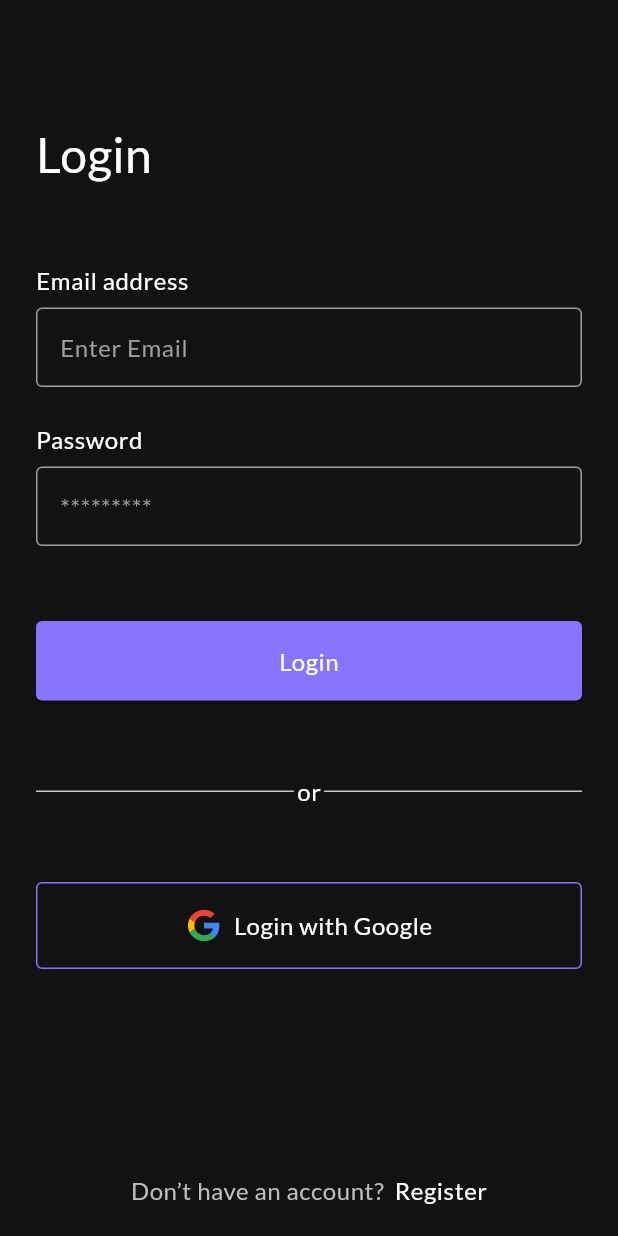
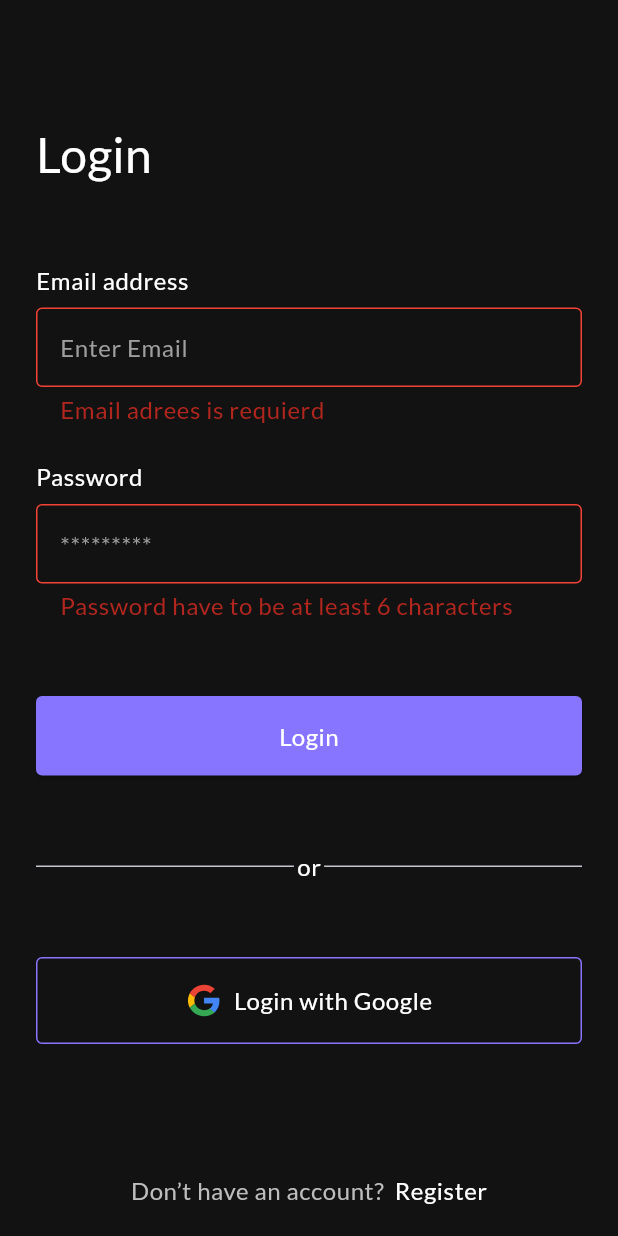
Before and after one commit to MansurSarkhanov/Up_Todo, a Flutter app: the LoginPage screen opened by its route, after a tap on "Login", on a phone screen of 412 x 824 dp. Run offline on Flutter 3.47's test engine with Material 3 defaults, Android fonts, the phone set to English and light mode, and no system bars; our stand-ins replace cloud_firestore, equatable, firebase_auth, firebase_core, flutter_secure_storage, flutter_svg and 5 more; accounts and stored records are empty.

```diff
--- /dev/null
+++ b/up_todo/lib/bloc/profile/profile_notifier.dart
@@ -0,0 +1,10 @@
+import 'package:flutter/material.dart';
+
+class ProfileNotifier extends ChangeNotifier {
+  bool _isDarkMode = true;
+  bool get isDarkMode => _isDarkMode;
+  void toggleDarkMode() {
+    _isDarkMode = !_isDarkMode;
+    notifyListeners();
+  }
+}
--- a/up_todo/lib/core/config/app_config.dart
+++ b/up_todo/lib/core/config/app_config.dart
@@ -1,5 +1,6 @@
 import 'package:firebase_core/firebase_core.dart';
 import 'package:flutter/material.dart';
+import 'package:flutter/services.dart';
 import 'package:up_todo/injection.dart';
 
 import '../../firebase_options.dart';
@@ -14,5 +15,9 @@ final class AppConfig {
     await Firebase.initializeApp(
       options: DefaultFirebaseOptions.currentPlatform,
     );
+    SystemChrome.setSystemUIOverlayStyle(const SystemUiOverlayStyle(
+      systemNavigationBarColor: Colors.transparent, // navigation bar color
+      statusBarColor: Colors.transparent, // status bar color
+    ));
   }
 }
--- a/up_todo/lib/core/constants/theme/app_theme.dart
+++ b/up_todo/lib/core/constants/theme/app_theme.dart
@@ -1,23 +1,24 @@
+import 'package:equatable/equatable.dart';
 import 'package:flutter/material.dart';
 import 'package:google_fonts/google_fonts.dart';
-import 'package:up_todo/core/constants/colors.dart';
 
-abstract class AppMode {
-  ThemeData darkTheme();
-  ThemeData lightTheme();
+import '../colors.dart';
+
+abstract class AppMode extends Equatable {
+  ThemeData get darkTheme;
+  ThemeData get lightTheme;
+
+  @override
+  List<Object?> get props => [];
 }
 
-class AppTheme implements AppMode {
+class AppTheme extends AppMode {
   @override
-  ThemeData darkTheme() {
-    return ThemeData(
-      elevatedButtonTheme: ElevatedButtonThemeData(
-
-        style: ButtonStyle(
-
+  ThemeData get darkTheme => ThemeData(
+        elevatedButtonTheme: ElevatedButtonThemeData(
+          style: ButtonStyle(
           padding: MaterialStateProperty.all(EdgeInsets.zero),
-          shape: MaterialStateProperty.all(RoundedRectangleBorder(borderRadius: BorderRadius.circular(4))),
-
+            shape: MaterialStateProperty.all(RoundedRectangleBorder(borderRadius: BorderRadius.circular(4))),
           backgroundColor: MaterialStateProperty.resolveWith(
             (states) {
               if (states.contains(MaterialState.pressed)) {
@@ -52,11 +53,46 @@ class AppTheme implements AppMode {
           fontSize: 16,
         )),
       ),
-    );
-  }
+      );
 
   @override
-  ThemeData lightTheme() {
-    throw UnimplementedError();
-  }
+  ThemeData get lightTheme => ThemeData(
+        elevatedButtonTheme: ElevatedButtonThemeData(
+          style: ButtonStyle(
+            padding: MaterialStateProperty.all(EdgeInsets.zero),
+            shape: MaterialStateProperty.all(RoundedRectangleBorder(borderRadius: BorderRadius.circular(4))),
+            backgroundColor: MaterialStateProperty.resolveWith(
+              (states) {
+                if (states.contains(MaterialState.pressed)) {
+                  return AppColors.primaryColor50;
+                } else {
+                  return AppColors.primaryColor;
+                }
+              },
+            ),
+          ),
+        ),
+        scaffoldBackgroundColor: Colors.white,
+        textTheme: TextTheme(
+          bodyLarge: GoogleFonts.lato(
+              textStyle: const TextStyle(
+            color: Colors.black,
+            fontWeight: FontWeight.w700,
+            fontSize: 40,
+          )),
+          bodyMedium: GoogleFonts.lato(
+              textStyle: const TextStyle(
+            color: Colors.black,
+            fontWeight: FontWeight.w500,
+            fontSize: 32,
+          )),
+          bodySmall: GoogleFonts.lato(
+              textStyle: const TextStyle(
+            color: Colors.black,
+            fontWeight: FontWeight.w400,
+            fontSize: 16,
+          )),
+        ),
+      );
+
 }
--- a/up_todo/lib/presentation/components/button/auth_button.dart
+++ b/up_todo/lib/presentation/components/button/auth_button.dart
@@ -5,10 +5,11 @@ import 'package:up_todo/core/constants/strings.dart';
 import 'package:up_todo/core/utility/extension/icon_ext.dart';
 
 class AuthButton extends StatefulWidget {
-  const AuthButton({super.key, required this.text, this.isGoogle = false});
+  const AuthButton({super.key, required this.text, this.isGoogle = false, required this.onTap});
 
   final String text;
   final bool isGoogle;
+  final VoidCallback onTap;
   @override
   State<AuthButton> createState() => _AuthButtonState();
 }
@@ -17,7 +18,7 @@ class _AuthButtonState extends State<AuthButton> {
   @override
   Widget build(BuildContext context) {
     final textTheme = Theme.of(context).textTheme;
-if (widget.isGoogle) {
+    if (widget.isGoogle) {
       return InkWell(
         child: Container(
           decoration: BoxDecoration(
@@ -31,7 +32,6 @@ if (widget.isGoogle) {
               mainAxisAlignment: MainAxisAlignment.center,
               children: [
                 SvgPicture.asset(IconPath.google.toPathSvg()),
-
                 const SizedBox(
                   width: 8,
                 ),
@@ -43,7 +43,7 @@ if (widget.isGoogle) {
       );
     }
     return ElevatedButton(
-      onPressed: () {},
+      onPressed: widget.onTap,
       child: Center(
         child: Padding(
           padding: const EdgeInsets.symmetric(vertical: 16.0),
--- a/up_todo/lib/presentation/components/input/custom_field.dart
+++ b/up_todo/lib/presentation/components/input/custom_field.dart
@@ -1,22 +1,35 @@
 import 'package:flutter/material.dart';
 
 class CustomField extends StatelessWidget {
-  const CustomField({super.key, required this.hintText, required this.controller, this.isShowIcon = false});
+  const CustomField(
+      {super.key, required this.hintText, required this.controller, this.isShowIcon = false, this.validator});
   final String hintText;
   final TextEditingController controller;
   final bool? isShowIcon;
+  final String? Function(String?)? validator;
   @override
   Widget build(BuildContext context) {
     final textTheme = Theme.of(context).textTheme;
 
     return TextFormField(
+      validator: validator,
       style: textTheme.bodySmall,
       controller: controller,
       obscureText: isShowIcon ?? false,
       obscuringCharacter: "*",
       decoration: InputDecoration(
-        focusedBorder: const OutlineInputBorder(borderSide: BorderSide(color: Colors.white)),
-        enabledBorder: const OutlineInputBorder(borderSide: BorderSide(color: Colors.grey)),
+        focusedErrorBorder: const OutlineInputBorder(
+          borderSide: BorderSide(color: Colors.red),
+        ),
+        errorBorder: const OutlineInputBorder(
+          borderSide: BorderSide(color: Colors.red),
+        ),
+        focusedBorder: const OutlineInputBorder(
+          borderSide: BorderSide(color: Colors.white),
+        ),
+        enabledBorder: const OutlineInputBorder(
+          borderSide: BorderSide(color: Colors.grey),
+        ),
         hintText: hintText,
         hintStyle: textTheme.bodySmall?.copyWith(color: Colors.grey),
         suffixIcon: (isShowIcon ?? false) ? const Icon(Icons.visibility) : const SizedBox.shrink(),
--- a/up_todo/lib/presentation/pages/login/login_page.dart
+++ b/up_todo/lib/presentation/pages/login/login_page.dart
@@ -16,9 +16,8 @@ class LoginPage extends StatefulWidget {
 
 class _LoginPageState extends State<LoginPage> {
   final TextEditingController _emailController = TextEditingController();
-
   final TextEditingController _passwordController = TextEditingController();
-
+  final GlobalKey<FormState> _formKey = GlobalKey();
   @override
   Widget build(BuildContext context) {
     final textTheme = Theme.of(context).textTheme;
@@ -27,6 +26,8 @@ class _LoginPageState extends State<LoginPage> {
       body: Padding(
         padding: const EdgeInsets.only(left: 24.0, right: 24, top: 80, bottom: 20),
         child: Center(
+          child: Form(
+            key: _formKey,
             child: Column(
               mainAxisAlignment: MainAxisAlignment.center,
               crossAxisAlignment: CrossAxisAlignment.start,
@@ -41,7 +42,17 @@ class _LoginPageState extends State<LoginPage> {
                   style: textTheme.bodySmall,
                 ),
                 sizedBoxH(8),
-              CustomField(hintText: 'Enter Email', controller: _emailController),
+                CustomField(
+                  hintText: 'Enter Email',
+                  controller: _emailController,
+                  validator: (value) {
+                    if (value == null || value.isEmpty || value.length < 6) {
+                      return "Email adrees is requierd";
+                    }
+
+                    return null;
+                  },
+                ),
                 sizedBoxH(24),
                 Text(
                   LoginStrings.password,
@@ -52,13 +63,28 @@ class _LoginPageState extends State<LoginPage> {
                   hintText: "*********",
                   controller: _passwordController,
                   isShowIcon: false,
+                  validator: (value) {
+                    if (value == null || value.isEmpty || value.length < 6) {
+                      return "Password have to be at least 6 characters";
+                    }
+
+                    return null;
+                  },
                 ),
                 sizedBoxH(50),
-              const AuthButton(text: LoginStrings.login),
+                AuthButton(
+                    onTap: () {
+                      _formKey.currentState!.save();
+                      if (_formKey.currentState!.validate()) {
+                        print('sdfsf');
+                      }
+                    },
+                    text: LoginStrings.login),
                 sizedBoxH(50),
                 const OrDivider(),
                 sizedBoxH(50),
-              const AuthButton(
+                AuthButton(
+                  onTap: () {},
                   text: LoginStrings.login,
                   isGoogle: true,
                 ),
@@ -68,7 +94,8 @@ class _LoginPageState extends State<LoginPage> {
                   children: [
                     RichText(
                       textAlign: TextAlign.center,
-                      text: TextSpan(children: [
+                      text: TextSpan(
+                        children: [
                           TextSpan(
                             text: LoginStrings.anAccount,
                             style: textTheme.bodySmall?.copyWith(color: Colors.grey.shade400),
@@ -79,11 +106,15 @@ class _LoginPageState extends State<LoginPage> {
                             recognizer: TapGestureRecognizer()
                               ..onTap = () {
                                 context.goNamed('register');
-                              }),
-                      ])),
+                              },
+                          ),
+                        ],
+                      ),
+                    ),
                   ],
                 )
               ],
+            ),
           ),
         ),
       ),
--- a/up_todo/pubspec.yaml
+++ b/up_todo/pubspec.yaml
@@ -25,6 +25,8 @@ dependencies:
   smooth_page_indicator: ^1.1.0
   flutter_secure_storage: ^9.0.0
   get_it: ^7.7.0
+  provider: ^6.1.2
+  equatable: ^2.0.5
 
 dev_dependencies:
   flutter_test:
```
Also changed, not shown: up_todo/lib/main.dart (+9 -2 lines), up_todo/lib/presentation/pages/onboarding/onboarding_page.dart (+5 -2 lines), up_todo/lib/presentation/pages/register/register_page.dart (+8 -10 lines), up_todo/pubspec.lock. Lines whose indentation alone changed are shown as unchanged.
